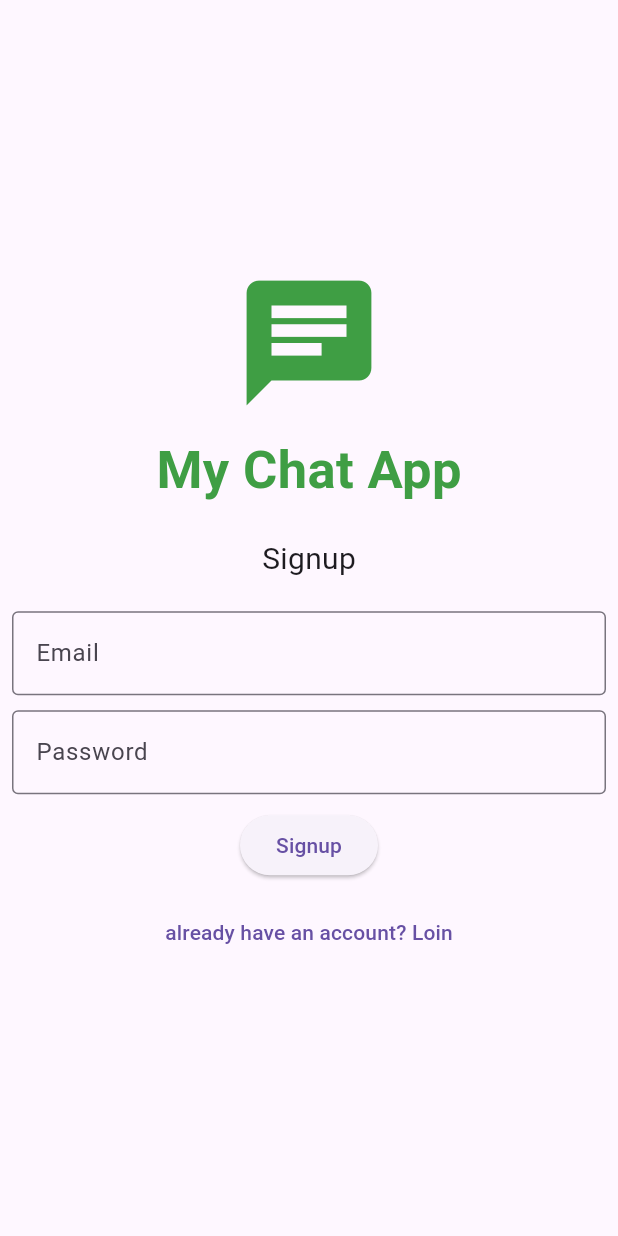
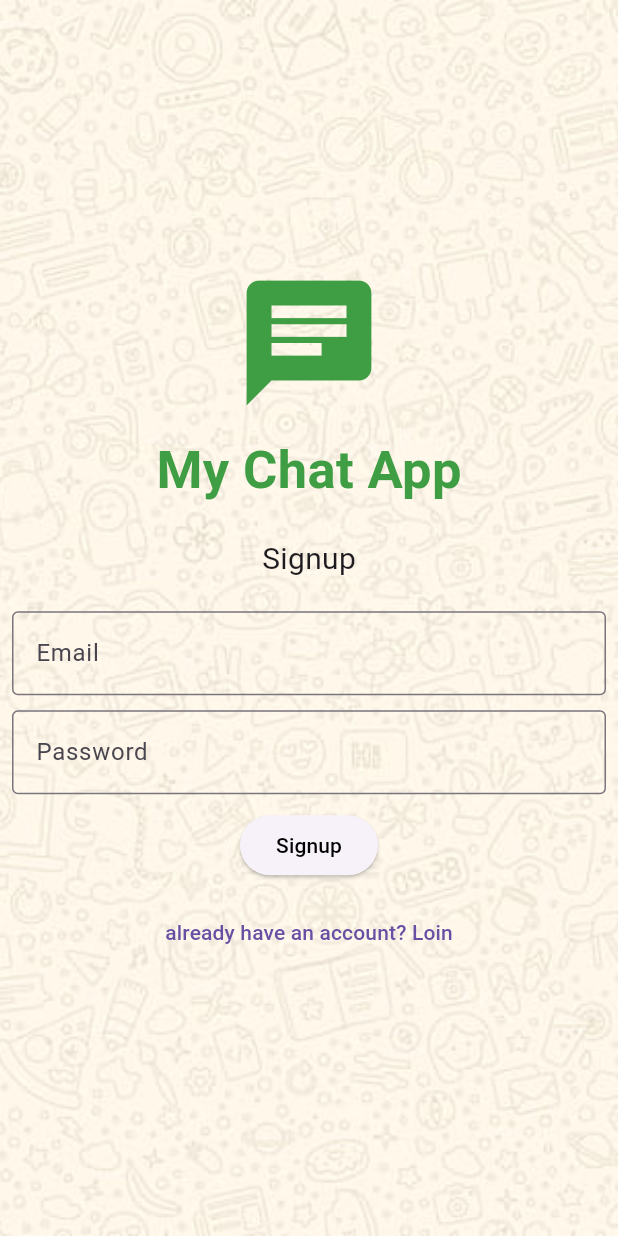
Before and after one commit to shitalchauhan769/chat_app, a Flutter app: the screen it shows after launch, after a tap on "Don't have an account? Signup", on a phone screen of 412 x 824 dp. Run offline on Flutter 3.47's test engine with Material 3 defaults, Android fonts, the phone set to English and light mode, and no system bars; our stand-ins replace cloud_firestore, firebase_auth, firebase_core, firebase_messaging, flutter_local_notifications, get and 4 more; accounts and stored records are empty; network calls fail.

Commit message:
10-9-2024

```diff
--- a/lib/screen/login/view/login_screen.dart
+++ b/lib/screen/login/view/login_screen.dart
@@ -22,7 +22,24 @@ class _LoginScreenState extends State<LoginScreen> {
   @override
   Widget build(BuildContext context) {
     return Scaffold(
-      body: Padding(
+      body: Stack(
+        children: [
+          homeController.themeName.value == "dark"
+              ? Image(
+            image:
+            const AssetImage("assets/image/whatsapp wallpaper2.jpg"),
+            width: MediaQuery.sizeOf(context).width,
+            height: MediaQuery.sizeOf(context).height,
+            fit: BoxFit.cover,
+          )
+              : Image(
+            image:
+            const AssetImage("assets/image/whatsapp wallpaper.jpg"),
+            width: MediaQuery.sizeOf(context).width,
+            height: MediaQuery.sizeOf(context).height,
+            fit: BoxFit.cover,
+          ),
+          Padding(
             padding: const EdgeInsets.all(8.0),
             child: Column(
               mainAxisAlignment: MainAxisAlignment.center,
@@ -138,6 +155,8 @@ class _LoginScreenState extends State<LoginScreen> {
               ],
             ),
           ),
+        ],
+      ),
     );
   }
 }
--- a/lib/screen/login/view/signup_screen.dart
+++ b/lib/screen/login/view/signup_screen.dart
@@ -4,6 +4,8 @@ import 'package:get/get_common/get_reset.dart';
 import 'package:get/get_core/src/get_main.dart';
 import 'package:my_chat_app/utils/colors.dart';
 import 'package:my_chat_app/utils/helper/auth_helper.dart';
+
+import '../../home/controller/home_controller.dart';
 
 class SignupScreen extends StatefulWidget {
   const SignupScreen({super.key});
@@ -15,11 +17,29 @@ class SignupScreen extends StatefulWidget {
 class _SignupScreenState extends State<SignupScreen> {
   TextEditingController txtEmail = TextEditingController();
   TextEditingController txtPassword = TextEditingController();
+  HomeController homeController = Get.put(HomeController());
 
   @override
   Widget build(BuildContext context) {
     return Scaffold(
-      body: Padding(
+      body: Stack(
+        children: [
+          homeController.themeName.value == "dark"
+              ? Image(
+            image:
+            const AssetImage("assets/image/whatsapp wallpaper2.jpg"),
+            width: MediaQuery.sizeOf(context).width,
+            height: MediaQuery.sizeOf(context).height,
+            fit: BoxFit.cover,
+          )
+              : Image(
+            image:
+            const AssetImage("assets/image/whatsapp wallpaper.jpg"),
+            width: MediaQuery.sizeOf(context).width,
+            height: MediaQuery.sizeOf(context).height,
+            fit: BoxFit.cover,
+          ),
+          Padding(
             padding: const EdgeInsets.all(8.0),
             child: Column(
               mainAxisAlignment: MainAxisAlignment.center,
@@ -62,9 +82,7 @@ class _SignupScreenState extends State<SignupScreen> {
                     ),
                     border: OutlineInputBorder(),
                   ),
-              validator: (value) {
 
-              },
                 ),
                 const SizedBox(
                   height: 10,
@@ -94,8 +112,8 @@ class _SignupScreenState extends State<SignupScreen> {
                     }
 
                   },
-              child: const Text(
-                "Signup",
+                  child:  Text(
+                    "Signup",style: TextStyle(color:homeController.themeName.value == "dark"?Colors.white:Colors.black),
                   ),
                 ),
                 const SizedBox(
@@ -111,6 +129,8 @@ class _SignupScreenState extends State<SignupScreen> {
               ],
             ),
           ),
+        ],
+      ),
     );
   }
 }
```
Lines whose indentation alone changed are shown as unchanged.
